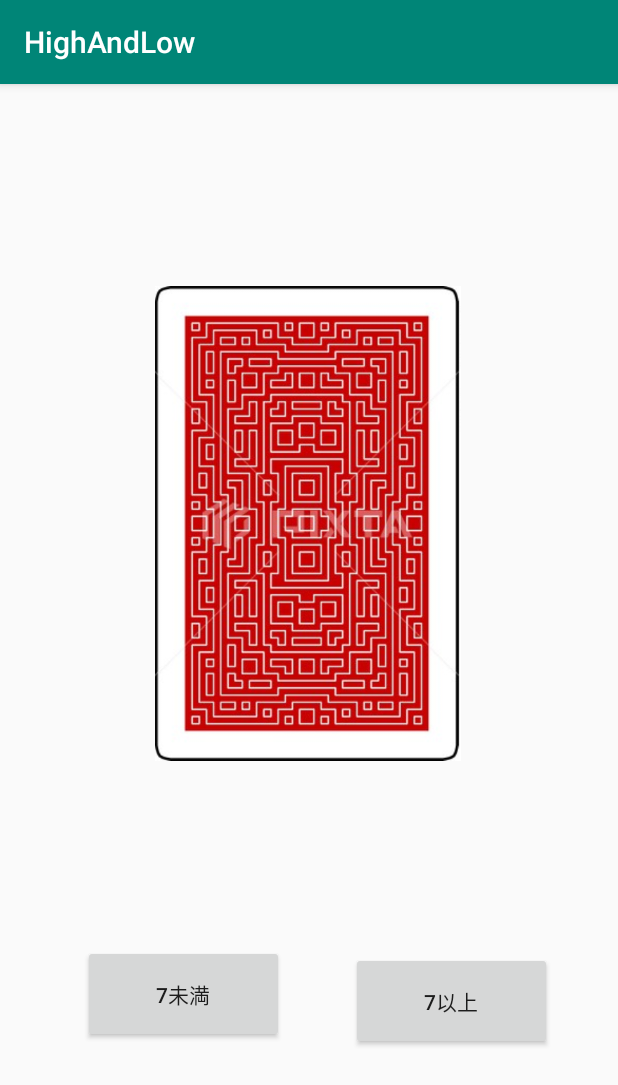
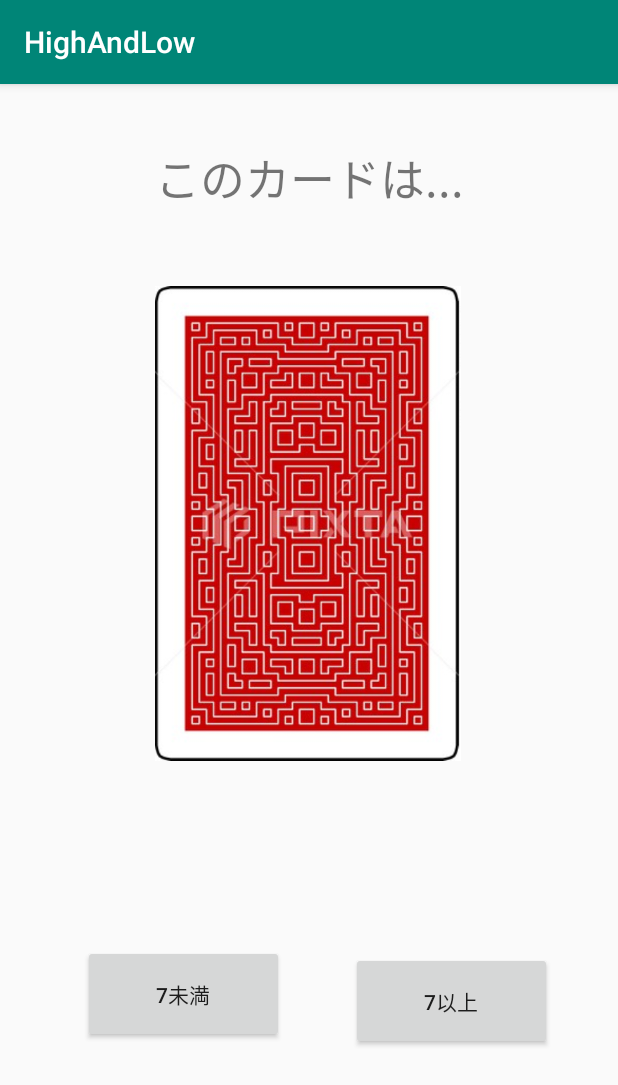
Before and after one commit to ryoikijisshu/HighAndLow, an Android app: the screen it shows after launch (MainActivity), on a phone screen of 412 x 824 dp. Shown: the top 1085 px of the screen. Run offline under Robolectric (Android 15) with nearby library versions, the phone set to English and light mode, and no system bars.

Commit message:
修正しました

```diff
--- a/app/src/main/res/layout/activity_main.xml
+++ b/app/src/main/res/layout/activity_main.xml
@@ -34,4 +34,14 @@
             app:layout_constraintBottom_toBottomOf="parent" app:layout_constraintEnd_toEndOf="parent"
             android:layout_marginEnd="8dp" android:layout_marginRight="8dp" android:layout_marginTop="8dp"
             app:layout_constraintTop_toBottomOf="@+id/imageView2"/>
+    <TextView
+            android:text="このカードは..."
+            android:layout_width="214dp"
+            android:layout_height="51dp"
+            android:id="@+id/textView" app:layout_constraintEnd_toEndOf="parent" android:layout_marginEnd="8dp"
+            android:layout_marginRight="8dp" app:layout_constraintStart_toStartOf="parent"
+            android:layout_marginLeft="8dp" android:layout_marginStart="8dp" android:layout_marginTop="8dp"
+            app:layout_constraintTop_toTopOf="parent" android:layout_marginBottom="8dp"
+            app:layout_constraintBottom_toTopOf="@+id/imageView2" app:layout_constraintHorizontal_bias="0.524"
+            android:textSize="30sp"/>
 </android.support.constraint.ConstraintLayout>
```
